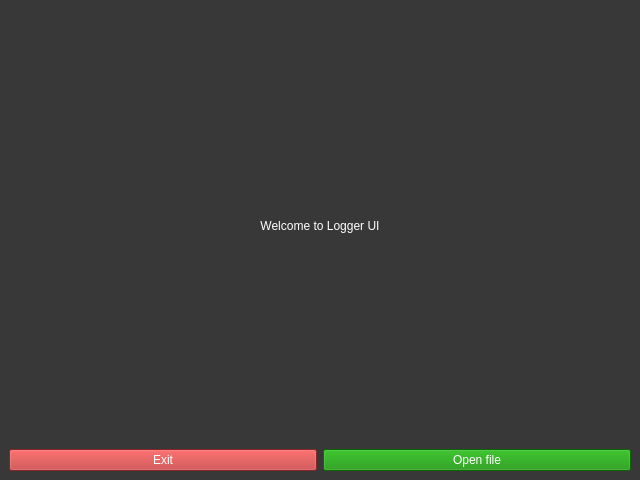
ita-social-projects/HTTP_Messenger_Logger, file UI/welcomescreen.ui: the form before one commit.
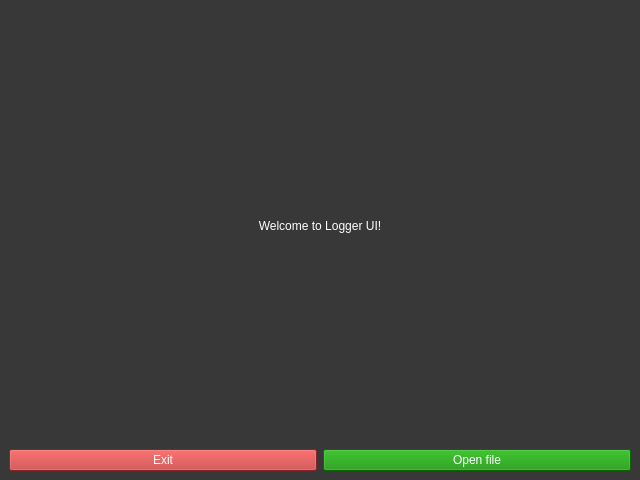
The form after the commit.

Diff of the .ui file:
```diff
--- a/UI/welcomescreen.ui
+++ b/UI/welcomescreen.ui
@@ -73,7 +73,7 @@
     <item row="1" column="0" colspan="2">
      <widget class="QLabel" name="label">
       <property name="text">
-       <string>&lt;html&gt;&lt;head/&gt;&lt;body&gt;&lt;p align=&quot;center&quot;&gt;Welcome to Logger UI&lt;/p&gt;&lt;/body&gt;&lt;/html&gt;</string>
+       <string>&lt;html&gt;&lt;head/&gt;&lt;body&gt;&lt;p align=&quot;center&quot;&gt;Welcome to Logger UI!&lt;/p&gt;&lt;/body&gt;&lt;/html&gt;</string>
       </property>
      </widget>
     </item>
```
